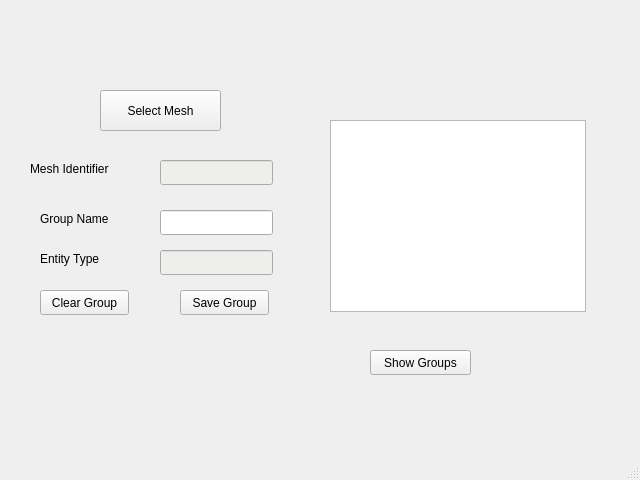
Qt form kratos_salome_plugin/gui/ui_forms/groups_window.ui (KratosMultiphysics/KratosSalomePlugin) before a commit.
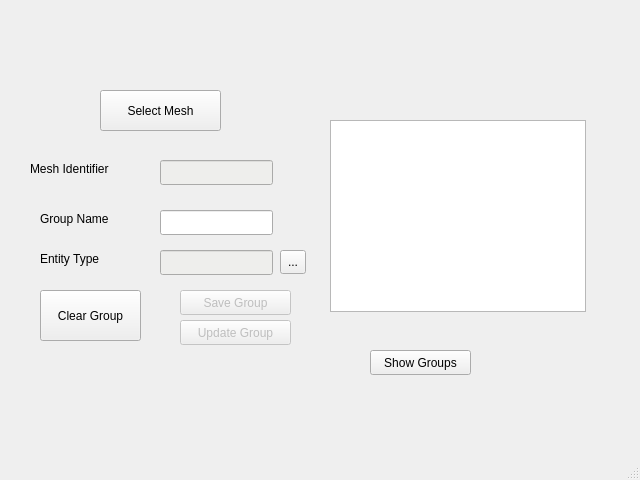
The same form after that commit.

Commit message:
Porting Groups changes (#145)
* porting changes

* missing

* missing

* correction

* fix syntax

```diff
--- a/kratos_salome_plugin/gui/ui_forms/groups_window.ui
+++ b/kratos_salome_plugin/gui/ui_forms/groups_window.ui
@@ -58,11 +58,14 @@
     </property>
    </widget>
    <widget class="QPushButton" name="button_save_group">
+    <property name="enabled">
+     <bool>false</bool>
+    </property>
     <property name="geometry">
      <rect>
       <x>180</x>
       <y>290</y>
-      <width>89</width>
+      <width>111</width>
       <height>25</height>
      </rect>
     </property>
@@ -162,14 +165,43 @@
      <rect>
       <x>40</x>
       <y>290</y>
-      <width>89</width>
-      <height>25</height>
+      <width>101</width>
+      <height>51</height>
      </rect>
     </property>
     <property name="text">
      <string>Clear Group</string>
     </property>
    </widget>
+   <widget class="QToolButton" name="toolButton">
+    <property name="geometry">
+     <rect>
+      <x>280</x>
+      <y>250</y>
+      <width>26</width>
+      <height>24</height>
+     </rect>
+    </property>
+    <property name="text">
+     <string>...</string>
+    </property>
+   </widget>
+   <widget class="QPushButton" name="button_update_group">
+    <property name="enabled">
+     <bool>false</bool>
+    </property>
+    <property name="geometry">
+     <rect>
+      <x>180</x>
+      <y>320</y>
+      <width>111</width>
+      <height>25</height>
+     </rect>
+    </property>
+    <property name="text">
+     <string>Update Group</string>
+    </property>
+   </widget>
   </widget>
   <widget class="QMenuBar" name="menubar">
    <property name="geometry">
```
Left out of the diff: 4 changed lines with no effect on the pictures. The commit also changes 12 other files.
